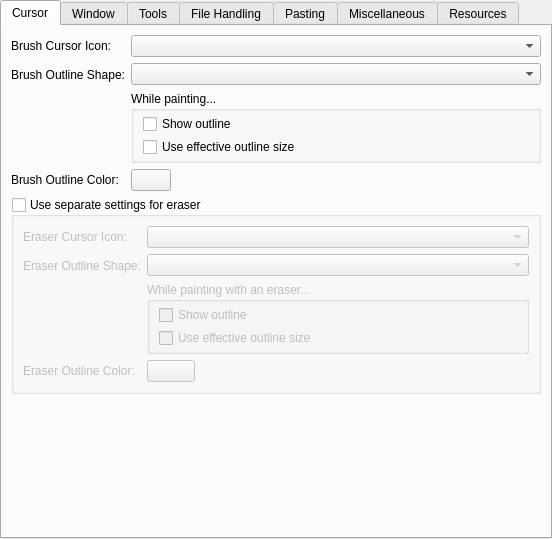
First picture: the form in libs/ui/forms/wdggeneralsettings.ui, repository KDE/krita, before the edit.
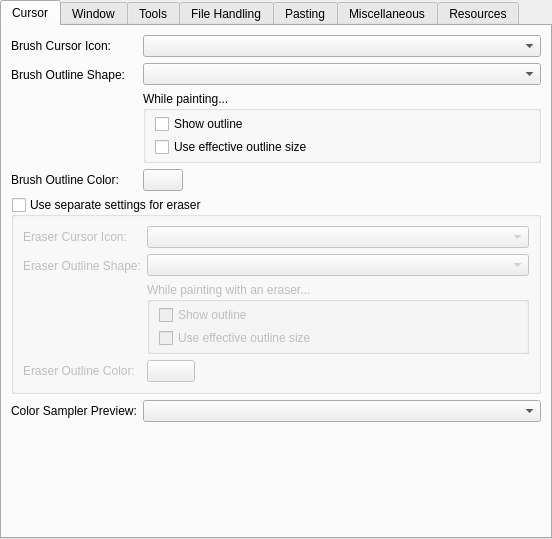
Second picture: the form after the edit. Custom widgets are drawn as their Qt base class.

Commit message:
Make color sampler preview style configurable
The options being one of none, circle and a rectangle on either side.
The old style was rectangle on the right. The rectangles also continue
to show the activation-only comparison plate, whereas the circle
doesn't. The default is the circle, since that's handedness-independent
and what's used by other software.

The style can be changed in the cursor settings and the color sampler
tool options, the latter expanding on work from Michał Patryk.

Unlike before, the rectangle preview no longer rotates along with the
canvas.

Diff of the .ui file:
```diff
--- a/libs/ui/forms/wdggeneralsettings.ui
+++ b/libs/ui/forms/wdggeneralsettings.ui
@@ -284,7 +284,7 @@
          </layout>
         </widget>
        </item>
-       <item row="4" column="0" colspan="2">
+       <item row="5" column="0" colspan="2">
         <spacer name="verticalSpacer_3">
          <property name="orientation">
           <enum>Qt::Vertical</enum>
@@ -317,6 +317,16 @@
          </property>
         </widget>
        </item>
+       <item row="4" column="0">
+        <widget class="QLabel" name="m_lblColorSamplerPreviewStyle">
+         <property name="text">
+          <string>Color Sampler Preview:</string>
+         </property>
+        </widget>
+       </item>
+       <item row="4" column="1">
+        <widget class="QComboBox" name="m_cmbColorSamplerPreviewStyle"/>
+       </item>
       </layout>
      </widget>
      <widget class="QWidget" name="tab_3">
```
Left out of the diff: 4 changed lines with no effect on the pictures. The commit also changes 11 other files.
